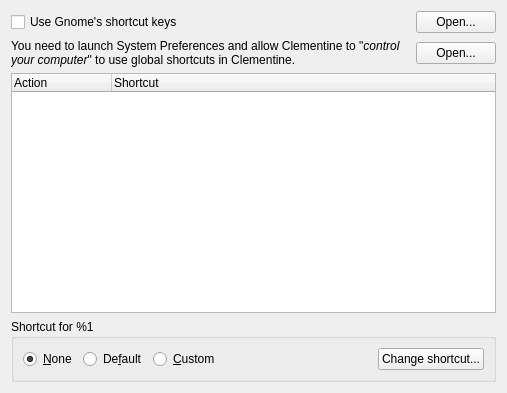
Above: src/ui/globalshortcutssettingspage.ui from clementine-player/Clementine before the change. Below: the same form after it.
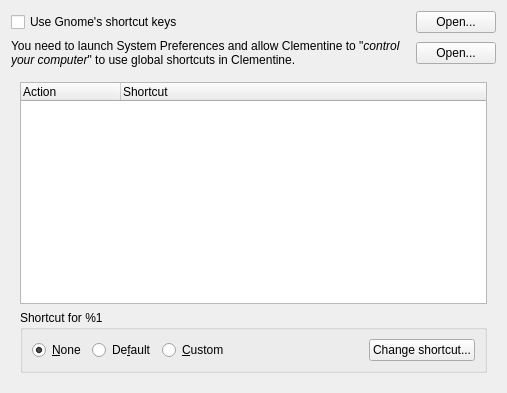
That is the form after the change. Icons and pictures are not drawn.

Commit message:
Shortcut settings page cleanup.
- Group list and settings so they can be enabled/disabled together.
- Make default selection shortcut list. Previous behavior set options
  for the first item, but didn't highlight selection.
- Rename ItemClicked to CurrentItemChanged to reflect correct signal.

The edit to the form file:
```diff
--- a/src/ui/globalshortcutssettingspage.ui
+++ b/src/ui/globalshortcutssettingspage.ui
@@ -83,6 +83,15 @@
     </widget>
    </item>
    <item>
+    <widget class="QWidget" name="list_container" native="true">
+     <property name="minimumSize">
+      <size>
+       <width>0</width>
+       <height>0</height>
+      </size>
+     </property>
+     <layout class="QVBoxLayout" name="verticalLayout_2">
+      <item>
     <widget class="QTreeWidget" name="list">
      <property name="editTriggers">
       <set>QAbstractItemView::NoEditTriggers</set>
@@ -169,6 +178,9 @@
    </item>
   </layout>
  </widget>
+   </item>
+  </layout>
+ </widget>
  <tabstops>
   <tabstop>list</tabstop>
   <tabstop>radio_none</tabstop>
```
Left out of the diff: 47 changed lines with no effect on the pictures. Lines whose indentation alone changed are shown as unchanged. The commit also changes 2 other files.
